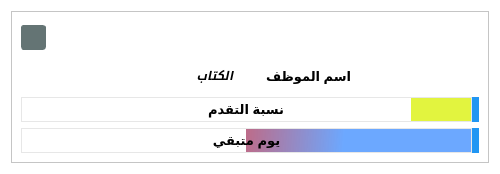
Before: the Qt Designer form activedoc.ui in ashraf-kx/maktaba-assistant, drawn with Qt 5.
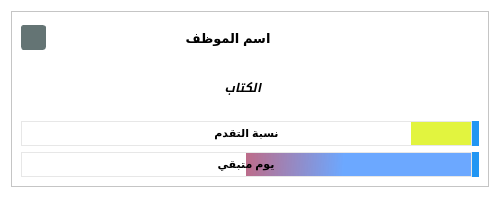
After: the same form once the commit is applied. Icons and pictures are not drawn.

What changed in the file:
```diff
--- a/activedoc.ui
+++ b/activedoc.ui
@@ -7,7 +7,7 @@
     <x>0</x>
     <y>0</y>
     <width>500</width>
-    <height>174</height>
+    <height>198</height>
    </rect>
   </property>
   <property name="maximumSize">
@@ -91,6 +91,73 @@
           </property>
          </widget>
         </item>
+        <item>
+         <spacer name="horizontalSpacer_4">
+          <property name="orientation">
+           <enum>Qt::Horizontal</enum>
+          </property>
+          <property name="sizeHint" stdset="0">
+           <size>
+            <width>40</width>
+            <height>20</height>
+           </size>
+          </property>
+         </spacer>
+        </item>
+        <item>
+         <widget class="QLabel" name="label_4">
+          <property name="maximumSize">
+           <size>
+            <width>25</width>
+            <height>25</height>
+           </size>
+          </property>
+          <property name="text">
+           <string/>
+          </property>
+          <property name="pixmap">
+           <pixmap resource="Icons.qrc">:/Icons/ic_work_2x.png</pixmap>
+          </property>
+          <property name="scaledContents">
+           <bool>true</bool>
+          </property>
+         </widget>
+        </item>
+        <item>
+         <widget class="QLabel" name="L_nameWorker">
+          <property name="minimumSize">
+           <size>
+            <width>150</width>
+            <height>0</height>
+           </size>
+          </property>
+          <property name="font">
+           <font>
+            <pointsize>10</pointsize>
+            <weight>75</weight>
+            <bold>true</bold>
+           </font>
+          </property>
+          <property name="text">
+           <string>  اسم الموظف  </string>
+          </property>
+          <property name="textFormat">
+           <enum>Qt::AutoText</enum>
+          </property>
+          <property name="scaledContents">
+           <bool>true</bool>
+          </property>
+          <property name="alignment">
+           <set>Qt::AlignCenter</set>
+          </property>
+          <property name="wordWrap">
+           <bool>false</bool>
+          </property>
+          <property name="margin">
+           <number>5</number>
+          </property>
+         </widget>
+        </item>
         <item>
          <spacer name="horizontalSpacer_3">
           <property name="orientation">
@@ -172,7 +239,7 @@
          <number>15</number>
         </property>
         <item>
-         <spacer name="horizontalSpacer">
+         <spacer name="horizontalSpacer_2">
           <property name="orientation">
            <enum>Qt::Horizontal</enum>
           </property>
@@ -184,38 +251,6 @@
           </property>
          </spacer>
         </item>
-        <item>
-         <widget class="QLabel" name="L_nameWorker">
-          <property name="minimumSize">
-           <size>
-            <width>150</width>
-            <height>0</height>
-           </size>
-          </property>
-          <property name="font">
-           <font>
-            <pointsize>10</pointsize>
-            <weight>75</weight>
-            <bold>true</bold>
-           </font>
-          </property>
-          <property name="text">
-           <string>  اسم الموظف  </string>
-          </property>
-          <property name="scaledContents">
-           <bool>true</bool>
-          </property>
-          <property name="alignment">
-           <set>Qt::AlignRight|Qt::AlignTrailing|Qt::AlignVCenter</set>
-          </property>
-          <property name="wordWrap">
-           <bool>false</bool>
-          </property>
-          <property name="margin">
-           <number>5</number>
-          </property>
-         </widget>
-        </item>
         <item>
          <widget class="QLabel" name="label">
           <property name="maximumSize">
@@ -257,13 +292,16 @@
           <property name="scaledContents">
            <bool>true</bool>
           </property>
+          <property name="alignment">
+           <set>Qt::AlignCenter</set>
+          </property>
           <property name="margin">
            <number>5</number>
           </property>
          </widget>
         </item>
         <item>
-         <spacer name="horizontalSpacer_2">
+         <spacer name="horizontalSpacer">
           <property name="orientation">
            <enum>Qt::Horizontal</enum>
           </property>
@@ -301,7 +339,7 @@
           </property>
           <property name="font">
            <font>
-            <pointsize>10</pointsize>
+            <pointsize>8</pointsize>
             <weight>75</weight>
             <bold>true</bold>
            </font>
@@ -358,7 +396,7 @@
           </property>
           <property name="font">
            <font>
-            <pointsize>10</pointsize>
+            <pointsize>8</pointsize>
             <weight>75</weight>
             <bold>true</bold>
             <kerning>false</kerning>
```
